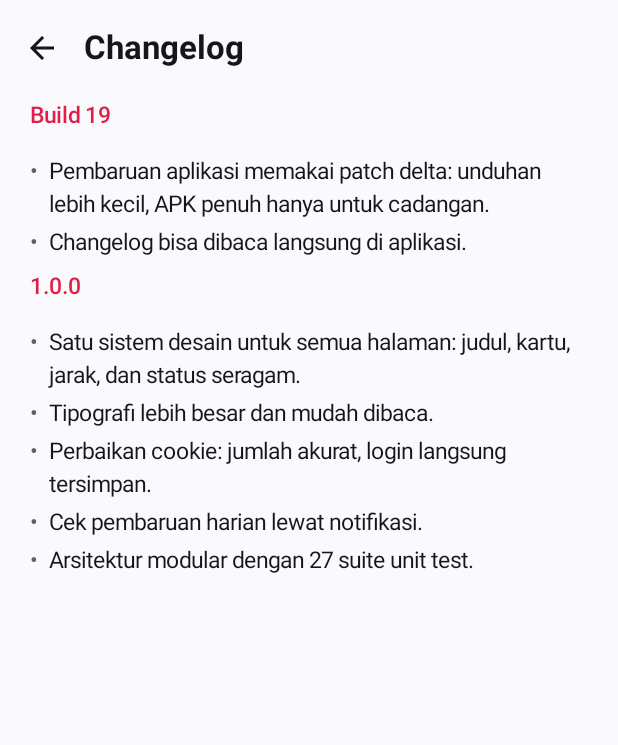
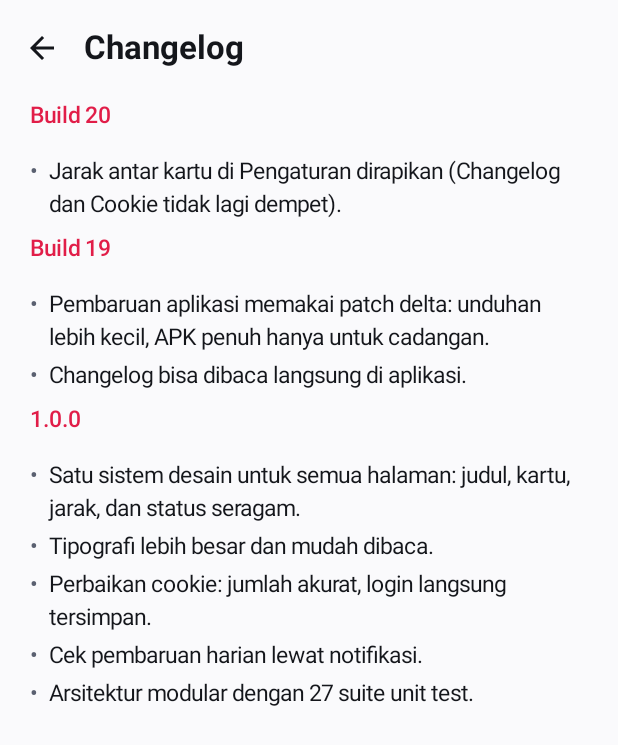
Before and after one commit to Michelle-Mission/ytcutter, an Android app built with Jetpack Compose: the ChangelogScreen screen opened through its navigation route, on a phone screen of 412 x 824 dp. Shown: the top 745 px of the screen. Run offline under Robolectric (Android 15) with nearby library versions, the phone set to English and light mode, and no system bars; libraries missing offline, so code that uses them is left out: com.yausername.ffmpeg, com.yausername.youtubedl_android; pictures from the network do not load.

Commit message:
fix(ui): jarak kartu Changelog/Cookie dirapikan; build 20

```diff
--- a/app/build.gradle.kts
+++ b/app/build.gradle.kts
@@ -14,7 +14,7 @@ android {
         applicationId = "app.ytcutter"
         minSdk = 29
         targetSdk = 36
-        versionCode = 19
+        versionCode = 20
         versionName = "1.0.0"
         ndk {
             abiFilters += "arm64-v8a"
--- a/feature/settings/src/main/java/app/ytcutter/feature/settings/ChangelogScreen.kt
+++ b/feature/settings/src/main/java/app/ytcutter/feature/settings/ChangelogScreen.kt
@@ -21,6 +21,10 @@ import app.ytcutter.core.designsystem.Spacing
 private data class ChangeEntry(val label: String, val items: List<String>)
 
 private val changes = listOf(
+    ChangeEntry(
+        "Build 20",
+        listOf("Jarak antar kartu di Pengaturan dirapikan (Changelog dan Cookie tidak lagi dempet).")
+    ),
     ChangeEntry(
         "Build 19",
         listOf(
--- a/feature/settings/src/main/java/app/ytcutter/feature/settings/SettingsScreen.kt
+++ b/feature/settings/src/main/java/app/ytcutter/feature/settings/SettingsScreen.kt
@@ -158,6 +158,8 @@ fun SettingsScreen(
             }
         )
 
+        Spacer(Modifier.height(12.dp))
+
         SettingsRow(
             icon = Icons.Default.History,
             title = "Changelog",
```
Also changed, not shown: 1 other file.
